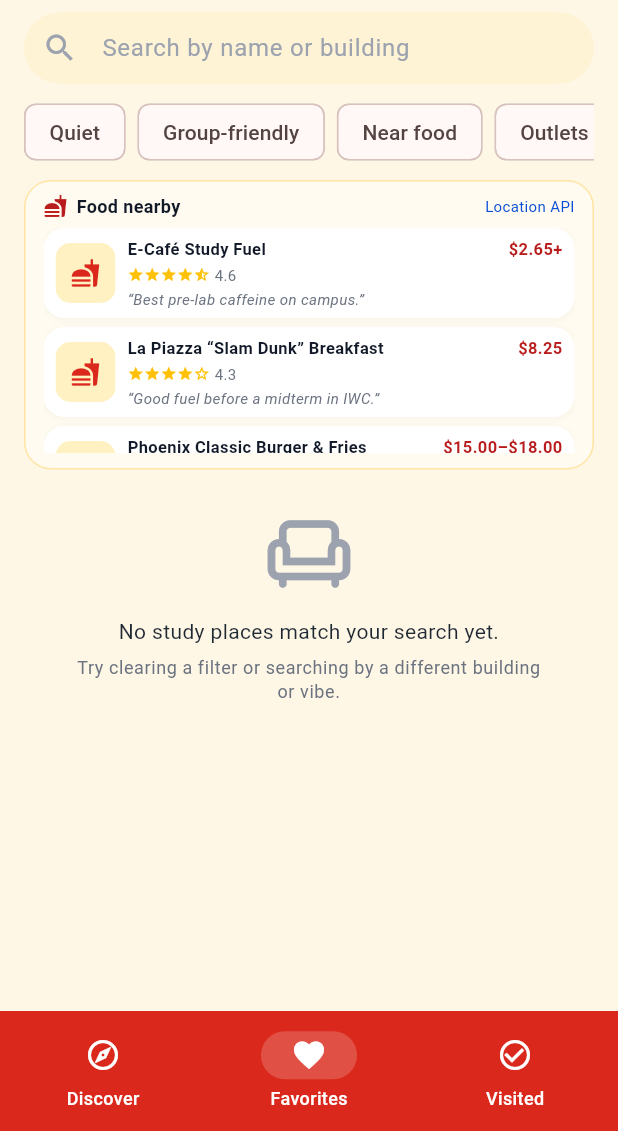
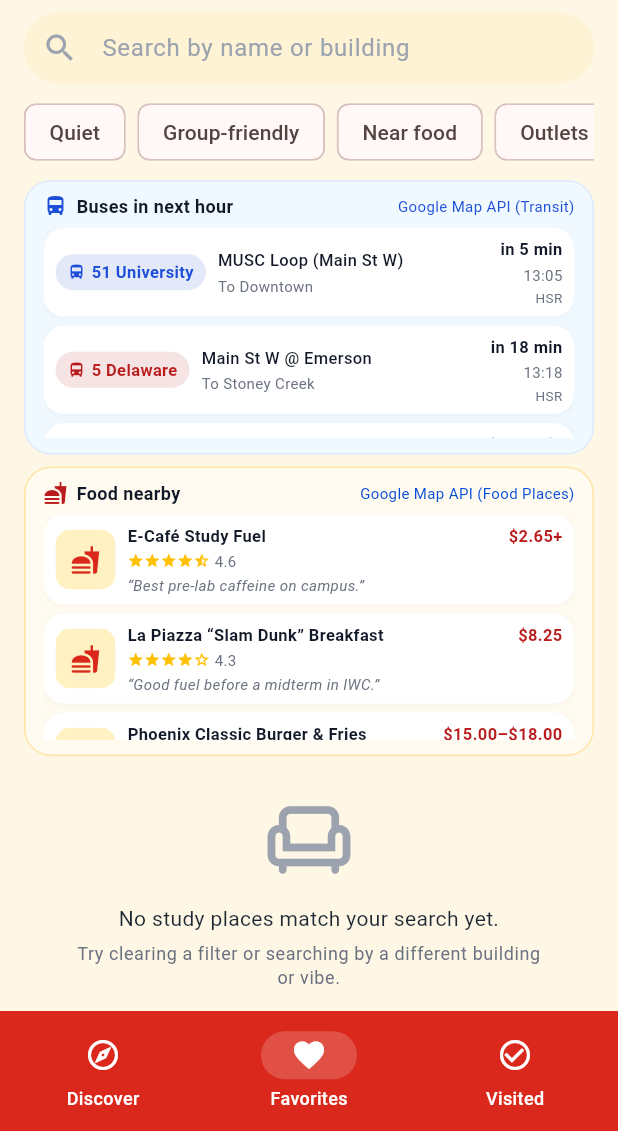
Before and after one commit to ZifanSi/DeskDash, a Flutter app: the screen it shows after launch, item 2 of the bottom bar chosen, on a phone screen of 412 x 824 dp, the part 105-1236 px from its top. Run offline on Flutter 3.47's test engine with Material 3 defaults, Android fonts, the phone set to English and light mode, and no system bars; network calls fail.

Commit message:
Update bus ui

```diff
--- /dev/null
+++ b/lib/data/mock_bus_trips.dart
@@ -0,0 +1,40 @@
+import '../models/bus_trip.dart';
+
+const mockBusTrips = <BusTrip>[
+  BusTrip(
+    id: 'bus-51-1',
+    route: '51 University',
+    direction: 'To Downtown',
+    stop: 'MUSC Loop (Main St W)',
+    timeLabel: 'in 5 min',
+    clockTime: '13:05',
+    provider: 'HSR',
+  ),
+  BusTrip(
+    id: 'bus-5-1',
+    route: '5 Delaware',
+    direction: 'To Stoney Creek',
+    stop: 'Main St W @ Emerson',
+    timeLabel: 'in 18 min',
+    clockTime: '13:18',
+    provider: 'HSR',
+  ),
+  BusTrip(
+    id: 'bus-10-1',
+    route: '10 B-Line',
+    direction: 'To Downtown',
+    stop: 'Main St W @ Cootes',
+    timeLabel: 'in 27 min',
+    clockTime: '13:27',
+    provider: 'HSR',
+  ),
+  BusTrip(
+    id: 'bus-52-1',
+    route: '52 Dundas',
+    direction: 'To Dundas',
+    stop: 'Main St W @ Osler',
+    timeLabel: 'in 42 min',
+    clockTime: '13:42',
+    provider: 'HSR',
+  ),
+];
--- /dev/null
+++ b/lib/models/bus_trip.dart
@@ -0,0 +1,19 @@
+class BusTrip {
+  final String id;
+  final String route; // e.g., "51 University"
+  final String direction; // e.g., "To Downtown"
+  final String stop; // e.g., "MUSC Loop (Main St W)"
+  final String timeLabel; // e.g., "in 5 min"
+  final String clockTime; // e.g., "13:05"
+  final String provider; // e.g., "HSR" or "GO"
+
+  const BusTrip({
+    required this.id,
+    required this.route,
+    required this.direction,
+    required this.stop,
+    required this.timeLabel,
+    required this.clockTime,
+    required this.provider,
+  });
+}
--- a/lib/screens/home_screen.dart
+++ b/lib/screens/home_screen.dart
@@ -3,6 +3,8 @@ import '../models/study_place.dart';
 import 'place_details_screen.dart';
 import '../widgets/food_menu.dart';
 import '../data/mock_food_menu.dart';
+import '../widgets/bus_widget.dart';
+import '../data/mock_bus_trips.dart';
 
 class HomeScreen extends StatefulWidget {
   final List<StudyPlace> allPlaces;
@@ -72,7 +74,13 @@ class _HomeScreenState extends State<HomeScreen> {
         visibleList = allFiltered;
     }
 
-    const headerCount = 4; // header, search, chips, food section
+    // header rows:
+    // 0: header
+    // 1: search
+    // 2: filter chips
+    // 3: bus widget
+    // 4: food widget
+    const headerCount = 5;
     final hasPlaces = visibleList.isNotEmpty;
     final totalCount = headerCount + (hasPlaces ? visibleList.length : 1);
 
@@ -106,8 +114,16 @@ class _HomeScreenState extends State<HomeScreen> {
               );
             }
 
-            // 3: compact vertical food section
+            // 3: bus widget (buses in next hour)
             if (index == 3) {
+              return Padding(
+                padding: const EdgeInsets.fromLTRB(16, 4, 16, 4),
+                child: BusWidget(trips: mockBusTrips),
+              );
+            }
+
+            // 4: compact vertical food section
+            if (index == 4) {
               return Padding(
                 padding: const EdgeInsets.fromLTRB(16, 4, 16, 10),
                 child: FoodMenu(items: mockFoodMenu),
@@ -229,7 +245,7 @@ class _HomeScreenState extends State<HomeScreen> {
                     TextSpan(
                       text: 'Grab a snack.',
                       style: TextStyle(
-                        color: Color(0xFFDA291C), // McD red for food
+                        color: Color(0xFFDA291C), // red for food
                       ),
                     ),
                   ],
--- /dev/null
+++ b/lib/widgets/bus_widget.dart
@@ -0,0 +1,179 @@
+import 'package:flutter/material.dart';
+import '../models/bus_trip.dart';
+
+class BusWidget extends StatelessWidget {
+  final List<BusTrip> trips;
+
+  const BusWidget({super.key, required this.trips});
+
+  @override
+  Widget build(BuildContext context) {
+    if (trips.isEmpty) return const SizedBox.shrink();
+
+    return Container(
+      decoration: BoxDecoration(
+        color: const Color(0xFFF0F9FF),
+        borderRadius: BorderRadius.circular(18),
+        border: Border.all(color: const Color(0xFFDBEAFE)),
+      ),
+      padding: const EdgeInsets.fromLTRB(12, 8, 12, 10),
+      child: Column(
+        crossAxisAlignment: CrossAxisAlignment.start,
+        children: [
+          // Header row
+          Row(
+            children: const [
+              Icon(Icons.directions_bus, size: 16, color: Color(0xFF1D4ED8)),
+              SizedBox(width: 6),
+              Text(
+                'Buses in next hour',
+                style: TextStyle(
+                  fontSize: 12,
+                  fontWeight: FontWeight.w600,
+                  color: Color(0xFF111827),
+                ),
+              ),
+              Spacer(),
+              Text(
+                'Google Map API (Transit)',
+                style: TextStyle(fontSize: 10, color: Color(0xFF1D4ED8)),
+              ),
+            ],
+          ),
+          const SizedBox(height: 6),
+
+          // Compact vertical list
+          SizedBox(
+            height: 140,
+            child: ListView.separated(
+              itemCount: trips.length,
+              separatorBuilder: (_, __) => const SizedBox(height: 6),
+              itemBuilder: (context, index) {
+                return _BusTripCard(trip: trips[index]);
+              },
+            ),
+          ),
+        ],
+      ),
+    );
+  }
+}
+
+class _BusTripCard extends StatelessWidget {
+  final BusTrip trip;
+
+  const _BusTripCard({required this.trip});
+
+  Color _routeColor() {
+    if (trip.provider == 'GO') return const Color(0xFF047857); // green
+    // simple mapping by route number
+    if (trip.route.startsWith('51')) return const Color(0xFF1D4ED8); // blue
+    if (trip.route.startsWith('5')) return const Color(0xFFB91C1C); // red
+    if (trip.route.startsWith('10')) return const Color(0xFF6366F1); // indigo
+    return const Color(0xFF0F766E); // teal fallback
+  }
+
+  @override
+  Widget build(BuildContext context) {
+    final color = _routeColor();
+
+    return Container(
+      decoration: BoxDecoration(
+        color: Colors.white,
+        borderRadius: BorderRadius.circular(14),
+        boxShadow: [
+          BoxShadow(
+            color: Colors.black.withOpacity(0.03),
+            blurRadius: 3,
+            offset: const Offset(0, 1),
+          ),
+        ],
+      ),
+      padding: const EdgeInsets.symmetric(horizontal: 8, vertical: 6),
+      child: Row(
+        children: [
+          // route pill
+          Container(
+            padding: const EdgeInsets.symmetric(horizontal: 8, vertical: 4),
+            decoration: BoxDecoration(
+              color: color.withOpacity(0.12),
+              borderRadius: BorderRadius.circular(999),
+            ),
+            child: Row(
+              mainAxisSize: MainAxisSize.min,
+              children: [
+                Icon(Icons.directions_bus, size: 12, color: color),
+                const SizedBox(width: 4),
+                Text(
+                  trip.route,
+                  style: TextStyle(
+                    fontSize: 11,
+                    fontWeight: FontWeight.w700,
+                    color: color,
+                  ),
+                ),
+              ],
+            ),
+          ),
+          const SizedBox(width: 8),
+
+          // stop + direction
+          Expanded(
+            child: Column(
+              crossAxisAlignment: CrossAxisAlignment.start,
+              children: [
+                Text(
+                  trip.stop,
+                  maxLines: 1,
+                  overflow: TextOverflow.ellipsis,
+                  style: const TextStyle(
+                    fontSize: 11,
+                    fontWeight: FontWeight.w500,
+                    color: Color(0xFF111827),
+                  ),
+                ),
+                const SizedBox(height: 2),
+                Text(
+                  trip.direction,
+                  maxLines: 1,
+                  overflow: TextOverflow.ellipsis,
+                  style: const TextStyle(
+                    fontSize: 10,
+                    color: Color(0xFF6B7280),
+                  ),
+                ),
+              ],
+            ),
+          ),
+
+          const SizedBox(width: 8),
+
+          // time block
+          Column(
+            crossAxisAlignment: CrossAxisAlignment.end,
+            children: [
+              Text(
+                trip.timeLabel,
+                style: const TextStyle(
+                  fontSize: 11,
+                  fontWeight: FontWeight.w600,
+                  color: Color(0xFF111827),
+                ),
+              ),
+              const SizedBox(height: 2),
+              Text(
+                trip.clockTime,
+                style: const TextStyle(fontSize: 10, color: Color(0xFF6B7280)),
+              ),
+              const SizedBox(height: 2),
+              Text(
+                trip.provider,
+                style: const TextStyle(fontSize: 9, color: Color(0xFF6B7280)),
+              ),
+            ],
+          ),
+        ],
+      ),
+    );
+  }
+}
--- a/lib/widgets/food_menu.dart
+++ b/lib/widgets/food_menu.dart
@@ -36,7 +36,7 @@ class FoodMenu extends StatelessWidget {
               ),
               const Spacer(),
               const Text(
-                'Location API',
+                'Google Map API (Food Places)',
                 style: TextStyle(
                   fontSize: 10,
                   color: Color.fromARGB(255, 6, 76, 215),
```
